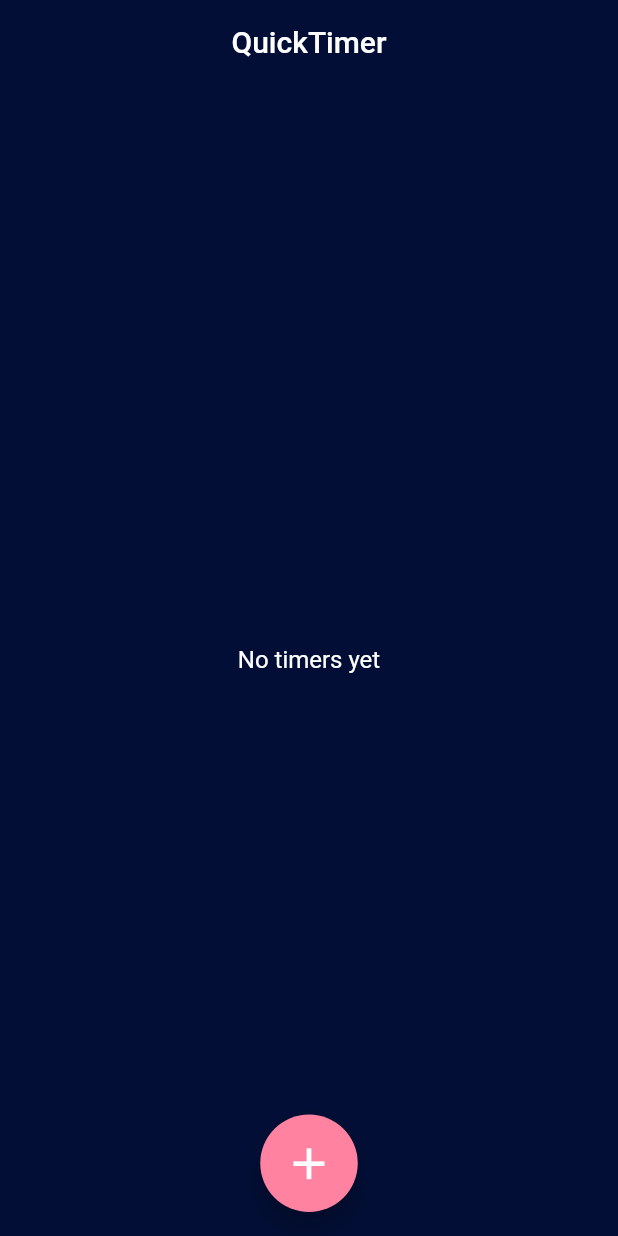
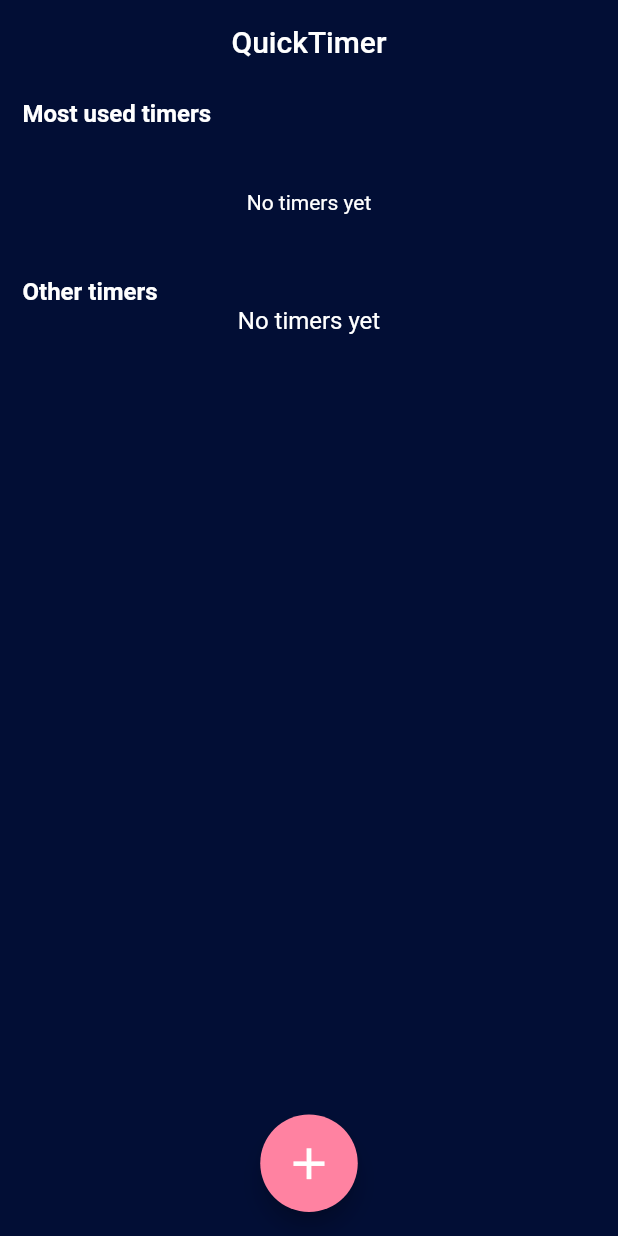
Before and after one commit to gzaber/quick_timer, a Flutter app: the screen it shows after launch, on a phone screen of 412 x 824 dp. Run offline on Flutter 3.47's test engine with Material 2 defaults, Android fonts, the light colour scheme and no system bars; our stand-ins replace equatable, flutter_bloc, hive, hive_flutter; accounts and stored records are empty.

Commit message:
refactor timers_overview

```diff
--- a/lib/timers_overview/view/timers_overview_page.dart
+++ b/lib/timers_overview/view/timers_overview_page.dart
@@ -26,14 +26,7 @@ class TimersOverviewView extends StatelessWidget {
 
   @override
   Widget build(BuildContext context) {
-    return Scaffold(
-      appBar: AppBar(
-        title: const Text('QuickTimer'),
-        centerTitle: true,
-      ),
-      body: Padding(
-        padding: const EdgeInsets.symmetric(horizontal: 15, vertical: 10),
-        child: BlocConsumer<TimersOverviewBloc, TimersOverviewState>(
+    return BlocListener<TimersOverviewBloc, TimersOverviewState>(
       listener: (context, state) {
         if (state.status == TimersOverviewStatus.failure) {
           ScaffoldMessenger.of(context)
@@ -42,62 +35,34 @@ class TimersOverviewView extends StatelessWidget {
                 const SnackBar(content: Text('Something went wrong')));
         }
       },
-          builder: (context, state) {
-            if (state.status == TimersOverviewStatus.loading) {
-              return const Center(child: CircularProgressIndicator());
-            }
-            if (state.status == TimersOverviewStatus.success) {
-              if (state.timers.isEmpty) {
-                return const Center(
-                  child: Text(
-                    'No timers yet',
-                    style: TextStyle(color: Colors.white, fontSize: 16),
+      child: Scaffold(
+        appBar: AppBar(
+          title: const Text('QuickTimer'),
+          centerTitle: true,
         ),
-                );
-              } else {
-                return SingleChildScrollView(
+        body: Padding(
+          padding: const EdgeInsets.symmetric(horizontal: 15, vertical: 10),
+          child: SingleChildScrollView(
             child: Column(
               crossAxisAlignment: CrossAxisAlignment.start,
-                    children: [
-                      const HeaderText(title: 'Most used timers'),
-                      const _MostUsedTimers(),
-                      const HeaderText(title: 'Other timers'),
-                      _Timers(timers: state.timers),
+              children: const [
+                HeaderText(title: 'Most used timers'),
+                _MostUsedTimers(),
+                HeaderText(title: 'Other timers'),
+                _Timers(),
               ],
             ),
-                );
-              }
-            }
-            return Container();
-          },
           ),
         ),
         floatingActionButtonLocation: FloatingActionButtonLocation.centerFloat,
-      floatingActionButton: SizedBox(
-        width: 65,
-        height: 65,
-        child: FloatingActionButton(
-          onPressed: () {
-            Navigator.push(context, NewTimerPage.route()).then(
-              (_) => context
-                  .read<TimersOverviewBloc>()
-                  .add(TimersOverviewLoadTimersRequested()),
-            );
-          },
-          child: const Icon(
-            Icons.add,
-            size: 35,
-          ),
-        ),
+        floatingActionButton: const _CustomFloatingActionButton(),
       ),
     );
   }
 }
 
 class _MostUsedTimers extends StatelessWidget {
-  const _MostUsedTimers({
-    Key? key,
-  }) : super(key: key);
+  const _MostUsedTimers({Key? key}) : super(key: key);
 
   @override
   Widget build(BuildContext context) {
@@ -114,15 +79,24 @@ class _MostUsedTimers extends StatelessWidget {
 }
 
 class _Timers extends StatelessWidget {
-  const _Timers({
-    Key? key,
-    required this.timers,
-  }) : super(key: key);
-
-  final List<Timer> timers;
+  const _Timers({Key? key}) : super(key: key);
 
   @override
   Widget build(BuildContext context) {
+    return BlocBuilder<TimersOverviewBloc, TimersOverviewState>(
+      builder: (context, state) {
+        if (state.status == TimersOverviewStatus.loading) {
+          return const Center(child: CircularProgressIndicator());
+        }
+        if (state.status == TimersOverviewStatus.success) {
+          if (state.timers.isEmpty) {
+            return const Center(
+              child: Text(
+                'No timers yet',
+                style: TextStyle(color: Colors.white, fontSize: 16),
+              ),
+            );
+          } else {
             return GridView.count(
               crossAxisCount: 3,
               mainAxisSpacing: 15,
@@ -132,11 +106,16 @@ class _Timers extends StatelessWidget {
               physics: const NeverScrollableScrollPhysics(),
               padding: const EdgeInsets.only(top: 20),
               children: List.generate(
-        timers.length,
+                state.timers.length,
                 (index) {
-          return _TimerItem(timer: timers[index]);
+                  return _TimerItem(timer: state.timers[index]);
                 },
               ),
+            );
+          }
+        }
+        return Container();
+      },
     );
   }
 }
@@ -153,9 +132,6 @@ class _TimerItem extends StatelessWidget {
   Widget build(BuildContext context) {
     return GestureDetector(
       onTap: () {
-        // context.read<TimersOverviewBloc>().state.countdownTimer?.id == timer.id
-        //     ? null //context.read<TimersOverviewBloc>().add(TimersOverviewTimerReset())
-        //     :
         context
             .read<TimersOverviewBloc>()
             .add(TimersOverviewTimerStarted(timer: timer));
@@ -187,7 +163,26 @@ class _TimerItem extends StatelessWidget {
                 fontSize: 16,
               ),
             ),
-            BlocBuilder<TimersOverviewBloc, TimersOverviewState>(
+            _TimerResetButton(timer: timer),
+            _TimerDuration(timer: timer),
+          ],
+        ),
+      ),
+    );
+  }
+}
+
+class _TimerResetButton extends StatelessWidget {
+  const _TimerResetButton({
+    Key? key,
+    required this.timer,
+  }) : super(key: key);
+
+  final Timer timer;
+
+  @override
+  Widget build(BuildContext context) {
+    return BlocBuilder<TimersOverviewBloc, TimersOverviewState>(
       builder: (context, state) {
         if (state.timerStatus == TimerStatus.inProgress &&
             state.countdownTimer?.id == timer.id) {
@@ -208,17 +203,28 @@ class _TimerItem extends StatelessWidget {
         }
         return Container();
       },
-            ),
-            BlocBuilder<TimersOverviewBloc, TimersOverviewState>(
+    );
+  }
+}
+
+class _TimerDuration extends StatelessWidget {
+  const _TimerDuration({
+    Key? key,
+    required this.timer,
+  }) : super(key: key);
+
+  final Timer timer;
+
+  @override
+  Widget build(BuildContext context) {
+    return BlocBuilder<TimersOverviewBloc, TimersOverviewState>(
       builder: (context, state) {
         if (state.timerStatus == TimerStatus.inProgress &&
             state.countdownTimer?.id == timer.id) {
           final duration = Duration(seconds: state.secondsCounter);
           final minutes = duration.inMinutes.remainder(60).toString();
-                  final seconds = duration.inSeconds
-                      .remainder(60)
-                      .toString()
-                      .padLeft(2, '0');
+          final seconds =
+              duration.inSeconds.remainder(60).toString().padLeft(2, '0');
           return Text(
             '$minutes:$seconds min',
             style: const TextStyle(
@@ -235,9 +241,29 @@ class _TimerItem extends StatelessWidget {
           ),
         );
       },
-            ),
-          ],
-        ),
+    );
+  }
+}
+
+class _CustomFloatingActionButton extends StatelessWidget {
+  const _CustomFloatingActionButton({
+    Key? key,
+  }) : super(key: key);
+
+  @override
+  Widget build(BuildContext context) {
+    return SizedBox(
+      width: 65,
+      height: 65,
+      child: FloatingActionButton(
+        onPressed: () {
+          Navigator.push(context, NewTimerPage.route()).then(
+            (_) => context
+                .read<TimersOverviewBloc>()
+                .add(TimersOverviewLoadTimersRequested()),
+          );
+        },
+        child: const Icon(Icons.add, size: 35),
       ),
     );
   }
```
Lines whose indentation alone changed are shown as unchanged.
